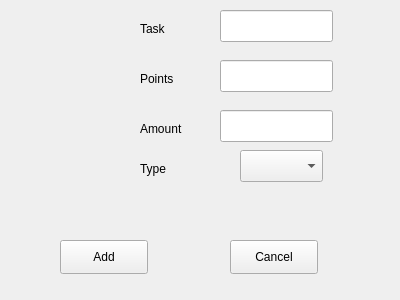
First picture: the form in habbit/adddailytaskwindow.ui, repository vladimirstoyanov/ArchLinuxScripts, before the edit.
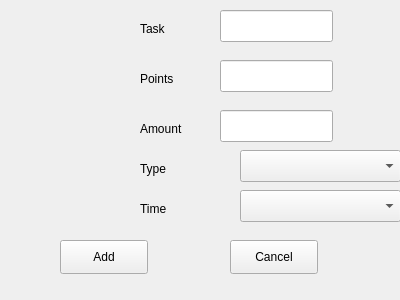
Second picture: the form after the edit.

Diff of the .ui file:
```diff
--- a/habbit/adddailytaskwindow.ui
+++ b/habbit/adddailytaskwindow.ui
@@ -113,7 +113,7 @@
     <rect>
      <x>240</x>
      <y>150</y>
-     <width>83</width>
+     <width>161</width>
      <height>32</height>
     </rect>
    </property>
@@ -131,6 +131,29 @@
     <string>Type</string>
    </property>
   </widget>
+  <widget class="QLabel" name="timeLabel">
+   <property name="geometry">
+    <rect>
+     <x>140</x>
+     <y>200</y>
+     <width>58</width>
+     <height>18</height>
+    </rect>
+   </property>
+   <property name="text">
+    <string>Time</string>
+   </property>
+  </widget>
+  <widget class="QComboBox" name="timeComboBox">
+   <property name="geometry">
+    <rect>
+     <x>240</x>
+     <y>190</y>
+     <width>161</width>
+     <height>32</height>
+    </rect>
+   </property>
+  </widget>
  </widget>
  <resources/>
  <connections/>
```
